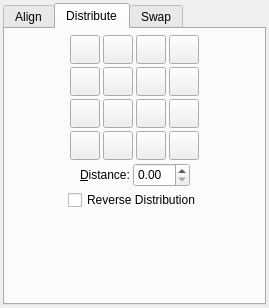
The window that scribus/ui/aligndistribute.ui (scribusproject/scribus) describes before a commit, drawn with Qt 5.
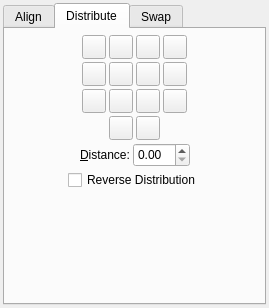
The same window after the commit. The open tabs and pages were chosen to show the change. Custom widgets are drawn as their Qt base class.

Commit message: #16527: Refactor and cleanup aligndistribute:ui <bubu>

```diff
--- a/scribus/ui/aligndistribute.ui
+++ b/scribus/ui/aligndistribute.ui
@@ -349,6 +349,18 @@
            <layout class="QGridLayout" name="_7">
             <item row="0" column="3">
              <widget class="QToolButton" name="distributeDistHToolButton">
+              <property name="minimumSize">
+               <size>
+                <width>24</width>
+                <height>24</height>
+               </size>
+              </property>
+              <property name="maximumSize">
+               <size>
+                <width>24</width>
+                <height>24</height>
+               </size>
+              </property>
               <property name="iconSize">
                <size>
                 <width>22</width>
@@ -359,6 +371,18 @@
             </item>
             <item row="1" column="2">
              <widget class="QToolButton" name="distributeTopToolButton">
+              <property name="minimumSize">
+               <size>
+                <width>24</width>
+                <height>24</height>
+               </size>
+              </property>
+              <property name="maximumSize">
+               <size>
+                <width>24</width>
+                <height>24</height>
+               </size>
+              </property>
               <property name="iconSize">
                <size>
                 <width>22</width>
@@ -369,6 +393,18 @@
             </item>
             <item row="1" column="1">
              <widget class="QToolButton" name="distributeCenterVToolButton">
+              <property name="minimumSize">
+               <size>
+                <width>24</width>
+                <height>24</height>
+               </size>
+              </property>
+              <property name="maximumSize">
+               <size>
+                <width>24</width>
+                <height>24</height>
+               </size>
+              </property>
               <property name="iconSize">
                <size>
                 <width>22</width>
@@ -379,16 +415,18 @@
             </item>
             <item row="0" column="2">
              <widget class="QToolButton" name="distributeRightToolButton">
-              <property name="iconSize">
+              <property name="minimumSize">
                <size>
-                <width>22</width>
-                <height>22</height>
+                <width>24</width>
+                <height>24</height>
                </size>
               </property>
-             </widget>
-            </item>
-            <item row="3" column="0">
-             <widget class="QToolButton" name="toolButtonDummy1">
+              <property name="maximumSize">
+               <size>
+                <width>24</width>
+                <height>24</height>
+               </size>
+              </property>
               <property name="iconSize">
                <size>
                 <width>22</width>
@@ -402,6 +440,18 @@
               <property name="enabled">
                <bool>true</bool>
               </property>
+              <property name="minimumSize">
+               <size>
+                <width>24</width>
+                <height>24</height>
+               </size>
+              </property>
+              <property name="maximumSize">
+               <size>
+                <width>24</width>
+                <height>24</height>
+               </size>
+              </property>
               <property name="iconSize">
                <size>
                 <width>22</width>
@@ -412,6 +462,18 @@
             </item>
             <item row="0" column="0">
              <widget class="QToolButton" name="distributeLeftToolButton">
+              <property name="minimumSize">
+               <size>
+                <width>24</width>
+                <height>24</height>
+               </size>
+              </property>
+              <property name="maximumSize">
+               <size>
+                <width>24</width>
+                <height>24</height>
+               </size>
+              </property>
               <property name="iconSize">
                <size>
                 <width>22</width>
@@ -425,6 +487,18 @@
               <property name="enabled">
                <bool>true</bool>
               </property>
+              <property name="minimumSize">
+               <size>
+                <width>24</width>
+                <height>24</height>
+               </size>
+              </property>
+              <property name="maximumSize">
+               <size>
+                <width>24</width>
+                <height>24</height>
+               </size>
+              </property>
               <property name="iconSize">
                <size>
                 <width>22</width>
@@ -435,6 +509,18 @@
             </item>
             <item row="3" column="1">
              <widget class="QToolButton" name="distributeDistValueHToolButton">
+              <property name="minimumSize">
+               <size>
+                <width>24</width>
+                <height>24</height>
+               </size>
+              </property>
+              <property name="maximumSize">
+               <size>
+                <width>24</width>
+                <height>24</height>
+               </size>
+              </property>
               <property name="iconSize">
                <size>
                 <width>22</width>
@@ -448,6 +534,18 @@
               <property name="enabled">
                <bool>true</bool>
               </property>
+              <property name="minimumSize">
+               <size>
+                <width>24</width>
+                <height>24</height>
+               </size>
+              </property>
+              <property name="maximumSize">
+               <size>
+                <width>24</width>
+                <height>24</height>
+               </size>
+              </property>
               <property name="iconSize">
                <size>
                 <width>22</width>
@@ -458,16 +556,18 @@
             </item>
             <item row="0" column="1">
              <widget class="QToolButton" name="distributeCenterHToolButton">
-              <property name="iconSize">
+              <property name="minimumSize">
                <size>
-                <width>22</width>
-                <height>22</height>
+                <width>24</width>
+                <height>24</height>
                </size>
               </property>
-             </widget>
-            </item>
-            <item row="3" column="3">
-             <widget class="QToolButton" name="toolButtonDummy2">
+              <property name="maximumSize">
+               <size>
+                <width>24</width>
+                <height>24</height>
+               </size>
+              </property>
               <property name="iconSize">
                <size>
                 <width>22</width>
@@ -481,6 +581,18 @@
               <property name="enabled">
                <bool>true</bool>
               </property>
+              <property name="minimumSize">
+               <size>
+                <width>24</width>
+                <height>24</height>
+               </size>
+              </property>
+              <property name="maximumSize">
+               <size>
+                <width>24</width>
+                <height>24</height>
+               </size>
+              </property>
               <property name="iconSize">
                <size>
                 <width>22</width>
@@ -491,6 +603,18 @@
             </item>
             <item row="3" column="2">
              <widget class="QToolButton" name="distributeDistValueVToolButton">
+              <property name="minimumSize">
+               <size>
+                <width>24</width>
+                <height>24</height>
+               </size>
+              </property>
+              <property name="maximumSize">
+               <size>
+                <width>24</width>
+                <height>24</height>
+               </size>
+              </property>
               <property name="iconSize">
                <size>
                 <width>22</width>
@@ -501,6 +625,18 @@
             </item>
             <item row="1" column="3">
              <widget class="QToolButton" name="distributeDistVToolButton">
+              <property name="minimumSize">
+               <size>
+                <width>24</width>
+                <height>24</height>
+               </size>
+              </property>
+              <property name="maximumSize">
+               <size>
+                <width>24</width>
+                <height>24</height>
+               </size>
+              </property>
               <property name="iconSize">
                <size>
                 <width>22</width>
@@ -511,6 +647,18 @@
             </item>
             <item row="1" column="0">
              <widget class="QToolButton" name="distributeBottomToolButton">
+              <property name="minimumSize">
+               <size>
+                <width>24</width>
+                <height>24</height>
+               </size>
+              </property>
+              <property name="maximumSize">
+               <size>
+                <width>24</width>
+                <height>24</height>
+               </size>
+              </property>
               <property name="iconSize">
                <size>
                 <width>22</width>
```
Left out of the diff: 146 changed lines with no effect on the pictures. The commit also changes 1 other file.
